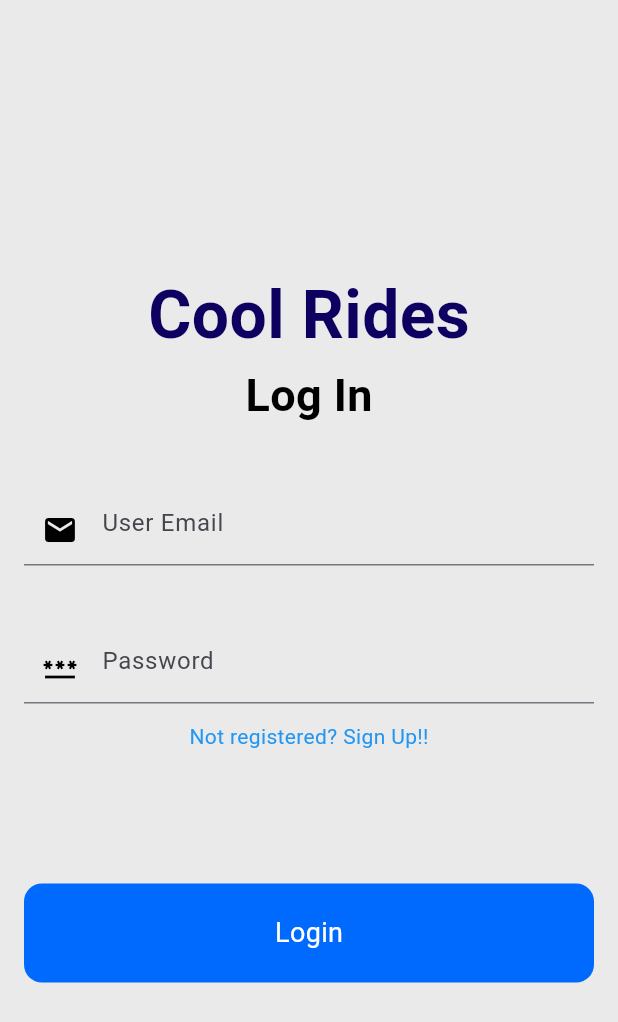
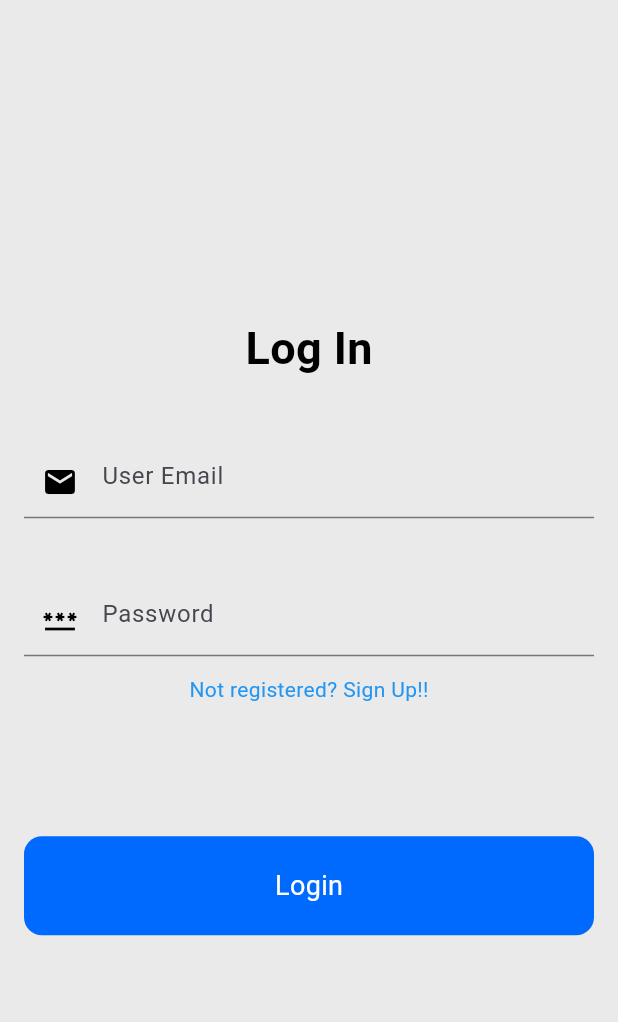
Before and after one commit to Ivin-Mathew/PrescriptionDecoder-BeyondTheLoop, a Flutter app: the screen it shows after launch, on a phone screen of 412 x 824 dp. Shown: the top 1022 px of the screen. Run offline on Flutter 3.47's test engine with Material 3 defaults, Android fonts, the phone set to English and light mode, and no system bars; our stand-ins replace firebase_auth, firebase_core, modal_progress_hud_nsn; accounts and stored records are empty.

```diff
--- a/prescription_decoder/lib/ui/login.dart
+++ b/prescription_decoder/lib/ui/login.dart
@@ -49,14 +49,6 @@ class _LoginScreenState extends State<LoginScreen> {
             children: [
               SizedBox(
                 height: 10.0,
-              ),
-              Text(
-                "Cool Rides",
-                style: TextStyle(
-                  color: Color.fromARGB(255, 13, 0, 96),
-                  fontSize: 44.0,
-                  fontWeight: FontWeight.bold,
-                ),
               ),
               Text(
                 "Log In",
```
